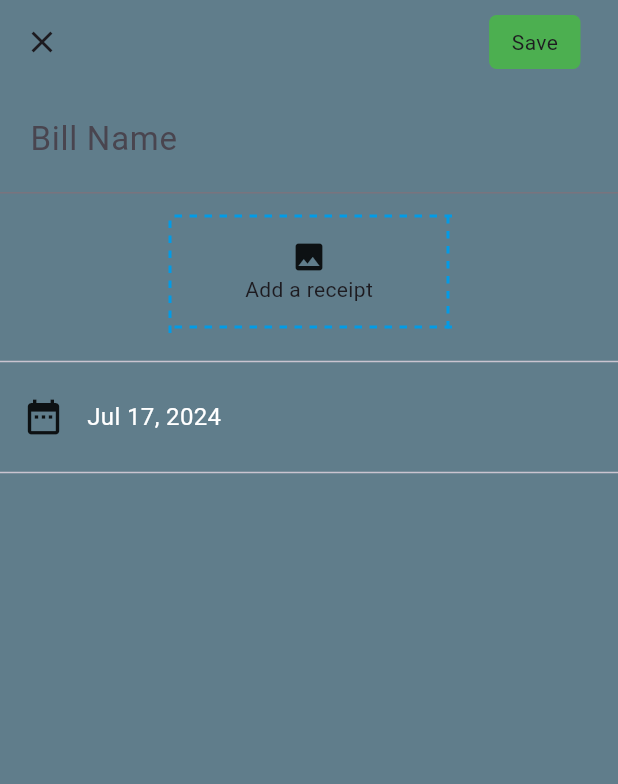
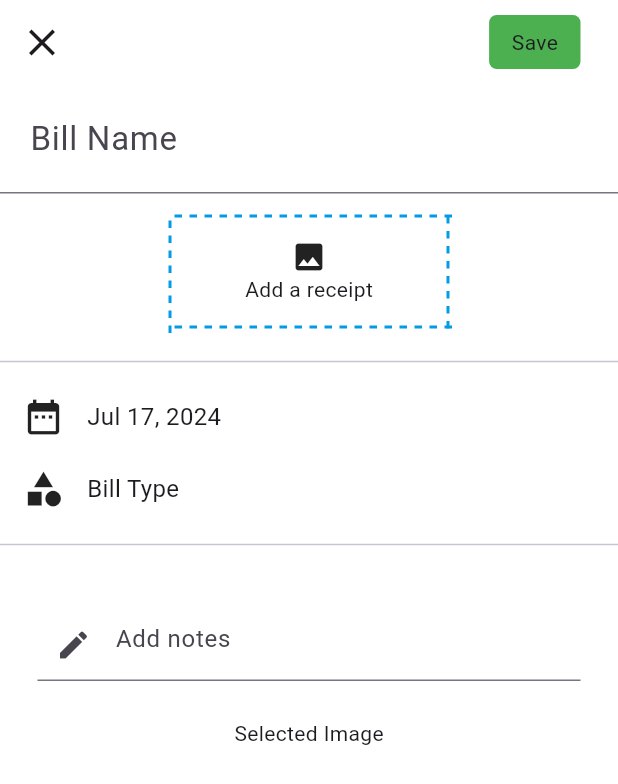
Before and after one commit to raajivdahal/Kirana, a Flutter app: the DashBoard screen opened directly, after a tap on "Upload Bill", on a phone screen of 412 x 824 dp. Shown: the top 784 px of the screen. Run offline on Flutter 3.47's test engine with Material 3 defaults, Android fonts, the light colour scheme and no system bars; our stand-ins replace gallery_saver, image_picker, pinput; network calls fail.

Commit message:
edit UI design

```diff
--- a/lib/component/custom_drawer.dart
+++ b/lib/component/custom_drawer.dart
@@ -48,6 +48,8 @@ class CustomDrawer extends StatelessWidget {
             ),
             ListTile(
               onTap: () {
+                Navigator.pop(context);
+
                 Navigator.of(context).push(MaterialPageRoute(
                   builder: (context) => UploadbillScreen(),
                 ));
@@ -62,6 +64,8 @@ class CustomDrawer extends StatelessWidget {
             ),
             ListTile(
               onTap: () {
+                Navigator.pop(context);
+
                 Navigator.of(context).push(MaterialPageRoute(
                   builder: (context) => MybillsScreen(),
                 ));
--- a/lib/component/latest_card.dart
+++ b/lib/component/latest_card.dart
@@ -27,7 +27,7 @@ class CustomCard extends StatelessWidget {
             ),
             Row(
               children: [
-                Text("Bill Num"),
+                Text("Bill Num:"),
                 SizedBox(
                   width: 15,
                 ),
--- a/lib/main.dart
+++ b/lib/main.dart
@@ -15,10 +15,12 @@ import 'screens/home_screen.dart';
 // import 'screens/login_screen.dart';
 
 void main() {
+  WidgetsFlutterBinding.ensureInitialized();
+
   // SystemChrome.setEnabledSystemUIMode(SystemUiMode.manual,
   //     overlays: [SystemUiOverlay.bottom]);
   runApp(const MaterialApp(
     debugShowCheckedModeBanner: false,
-    home: SignUpScreen(),
+    home: UploadbillScreen(),
   ));
 }
--- a/lib/screens/home_screen.dart
+++ b/lib/screens/home_screen.dart
@@ -3,6 +3,7 @@ import 'package:flutter/widgets.dart';
 import 'package:kirana/component/custom_drawer.dart';
 import 'package:kirana/component/latest_card.dart';
 import 'package:kirana/screens/mybills_screen.dart';
+import 'package:kirana/screens/setting.dart';
 import 'package:kirana/screens/uploadbill_screen.dart';
 
 class DashBoard extends StatefulWidget {
@@ -22,15 +23,25 @@ class _DashBoardState extends State<DashBoard> {
       backgroundColor: Colors.white,
       drawer: CustomDrawer(),
       appBar: AppBar(
-        leading: IconButton(
-          padding: EdgeInsets.only(left: 30),
-          // color: Colors.red,
-          icon: const Icon(
-            Icons.dashboard,
-            size: 35,
+        leading: GestureDetector(
+          child: Padding(
+            padding: const EdgeInsets.only(left: 30.0),
+            child: Icon(
+              Icons.dashboard,
+              size: 35,
+            ),
           ),
-          onPressed: () => scaffoldKey.currentState?.openDrawer(),
+          onTap: () => scaffoldKey.currentState?.openDrawer(),
         ),
+        // IconButton(
+        //   padding: EdgeInsets.only(left: 30),
+        //   // color: Colors.red,
+        //   icon: const Icon(
+        //     Icons.dashboard,
+        //     size: 35,
+        //   ),
+        //   onPressed: () => scaffoldKey.currentState?.openDrawer(),
+        // ),
         backgroundColor: Colors.white,
         actions: [
           Padding(
@@ -40,7 +51,12 @@ class _DashBoardState extends State<DashBoard> {
               decoration: BoxDecoration(
                   border: Border.all(color: Colors.grey, width: 2),
                   borderRadius: BorderRadius.circular(10)),
-              child: const Icon(Icons.settings),
+              child: GestureDetector(
+                child: const Icon(Icons.settings),
+                onTap: () => Navigator.of(context).push(
+                  MaterialPageRoute(builder: (context) => SettingScreen()),
+                ),
+              ),
             ),
           ),
         ],
@@ -168,7 +184,7 @@ class _DashBoardState extends State<DashBoard> {
                   CustomCard(),
                   CustomCard(),
                   CustomCard(),
-                  CustomCard(),
+                  // CustomCard(),
                 ],
               ),
             )
--- a/lib/screens/sign_in.dart
+++ b/lib/screens/sign_in.dart
@@ -114,7 +114,8 @@ class SignInScreen extends StatelessWidget {
                         child: CustomButton(
                           text: "Login",
                         ),
-                        onTap: () => Navigator.of(context).push(
+                        onTap: () => Navigator.pushReplacement(
+                          context,
                           MaterialPageRoute(
                             builder: (context) => DashBoard(),
                           ),
--- a/lib/screens/uploadbill_screen.dart
+++ b/lib/screens/uploadbill_screen.dart
@@ -1,4 +1,9 @@
+import 'dart:async';
+import 'dart:io';
+
 import 'package:flutter/material.dart';
+import 'package:gallery_saver/gallery_saver.dart';
+import 'package:image_picker/image_picker.dart';
 import 'package:kirana/component/dashed_container.dart';
 import 'package:kirana/screens/home_screen.dart';
 
@@ -10,26 +15,34 @@ class UploadbillScreen extends StatefulWidget {
 }
 
 class _UploadbillScreenState extends State<UploadbillScreen> {
+  var scaffoldKey = GlobalKey<ScaffoldState>();
+
+  File? _selectedImage;
+  String? imageStatus;
   @override
   Widget build(BuildContext context) {
-    var scaffoldKey = GlobalKey<ScaffoldState>();
-
     return Scaffold(
+      resizeToAvoidBottomInset: false,
       key: scaffoldKey,
-      backgroundColor: Colors.blueGrey,
+      backgroundColor: Colors.white,
       appBar: AppBar(
-        backgroundColor: Colors.blueGrey,
+        backgroundColor: Colors.white,
         leading: IconButton(
-            icon: Icon(Icons.close),
-            onPressed: () => Navigator.of(context)
-                .push(MaterialPageRoute(builder: (context) => DashBoard()))),
+          icon: const Icon(
+            Icons.close,
+            size: 30,
+          ),
+          onPressed: () => Navigator.of(context).push(
+            MaterialPageRoute(builder: (context) => const DashBoard()),
+          ),
+        ),
         actions: [
           Container(
             decoration: BoxDecoration(
                 color: Colors.green, borderRadius: BorderRadius.circular(5)),
-            padding: EdgeInsets.symmetric(horizontal: 15, vertical: 8),
-            margin: EdgeInsets.only(right: 25),
-            child: Text("Save"),
+            padding: const EdgeInsets.symmetric(horizontal: 15, vertical: 8),
+            margin: const EdgeInsets.only(right: 25),
+            child: const Text("Save"),
           )
         ],
       ),
@@ -40,12 +53,13 @@ class _UploadbillScreenState extends State<UploadbillScreen> {
             decoration: InputDecoration(
                 hintText: "Bill Name", contentPadding: EdgeInsets.all(20)),
           ),
-          Padding(
+          GestureDetector(
+            child: Padding(
               padding: const EdgeInsets.symmetric(vertical: 15.0),
               child: DashedBorderContainer(
                 child: Padding(
-                padding:
-                    const EdgeInsets.symmetric(horizontal: 50.0, vertical: 15),
+                  padding: const EdgeInsets.symmetric(
+                      horizontal: 50.0, vertical: 15),
                   child: Column(
                     mainAxisAlignment: MainAxisAlignment.spaceAround,
                     children: [Icon(Icons.photo), Text("Add a receipt")],
@@ -53,10 +67,37 @@ class _UploadbillScreenState extends State<UploadbillScreen> {
                 ),
               ),
             ),
+            onTap: () => showModalBottomSheet(
+                context: context,
+                builder: (context) {
+                  return Wrap(
+                    children: [
+                      ListTile(
+                        onTap: () {
+                          Navigator.pop(context);
+
+                          _pickImageFromGallary();
+                        },
+                        leading: Icon(Icons.photo),
+                        title: Text('Select from Gallery'),
+                      ),
+                      ListTile(
+                        onTap: () {
+                          Navigator.pop(context);
+                          _pickImageFromCamera();
+                        },
+                        leading: Icon(Icons.camera),
+                        title: Text('Select from Camera'),
+                      ),
+                    ],
+                  );
+                }),
+          ),
           Divider(),
           Padding(
             padding: const EdgeInsets.all(15),
             child: Column(
+              mainAxisAlignment: MainAxisAlignment.spaceAround,
               children: [
                 Row(
                   children: [
@@ -69,22 +110,93 @@ class _UploadbillScreenState extends State<UploadbillScreen> {
                     ),
                     Text(
                       "Jul 17, 2024",
-                      style: TextStyle(fontSize: 16, color: Colors.white),
+                      style: TextStyle(
+                        fontSize: 16,
+                      ),
                     )
+                  ],
+                ),
+                SizedBox(
+                  height: 20,
+                ),
+                Row(
+                  children: [
+                    Icon(
+                      Icons.category,
+                      size: 28,
+                    ),
+                    SizedBox(
+                      width: 15,
+                    ),
+                    Text(
+                      "Bill Type",
+                      style: TextStyle(
+                        fontSize: 16,
+                      ),
+                    ),
                   ],
                 )
               ],
             ),
           ),
           Divider(),
+
+          SizedBox(
+            height: 10,
+          ),
+          Padding(
+            padding: const EdgeInsets.all(25.0),
+            child: TextField(
+              decoration: InputDecoration(
+                hintText: "Add notes",
+                prefixIcon: Icon(Icons.create),
+              ),
+            ),
+          ),
           // TextField(
           //   maxLines: 4,
           //   decoration: InputDecoration(
           //     prefixIcon: Icon(Icons.create),
           //   ),
           // )
+
+          SizedBox(
+            height: 25,
+            child: Text("Selected Image"),
+          ),
+          SizedBox(
+            width: 200,
+            height: 200,
+            child:
+                _selectedImage != null ? Image.file(_selectedImage!) : Text(""),
+          )
         ],
       ),
     );
   }
+
+  Future _pickImageFromGallary() async {
+    final image = await ImagePicker().pickImage(source: ImageSource.gallery);
+
+    if (image == null) return;
+
+    setState(() {
+      _selectedImage = File(image.path);
+    });
   }
+
+  void _pickImageFromCamera() async {
+    final image = await ImagePicker().pickImage(source: ImageSource.camera);
+    if (image == null) return;
+
+    setState(() {
+      _selectedImage = File(image.path);
+
+      print(_selectedImage);
+    });
+    final camImage =
+        await GallerySaver.saveImage(image.path, albumName: "Media");
+
+    print(camImage);
+  }
+}
--- a/pubspec.yaml
+++ b/pubspec.yaml
@@ -36,6 +36,8 @@ dependencies:
   # Use with the CupertinoIcons class for iOS style icons.
   cupertino_icons: ^1.0.6
   pinput: ^5.0.0
+  image_picker: ^1.1.2
+  gallery_saver: ^2.3.2
 
 dev_dependencies:
   flutter_test:
```
Also changed, not shown: lib/screens/mybills_screen.dart (+10 -5 lines), lib/screens/setting.dart (added, +17 -0 lines), lib/screens/signup_screen.dart (+10 -2 lines), pubspec.lock, 6 other files. Lines whose indentation alone changed are shown as unchanged.
